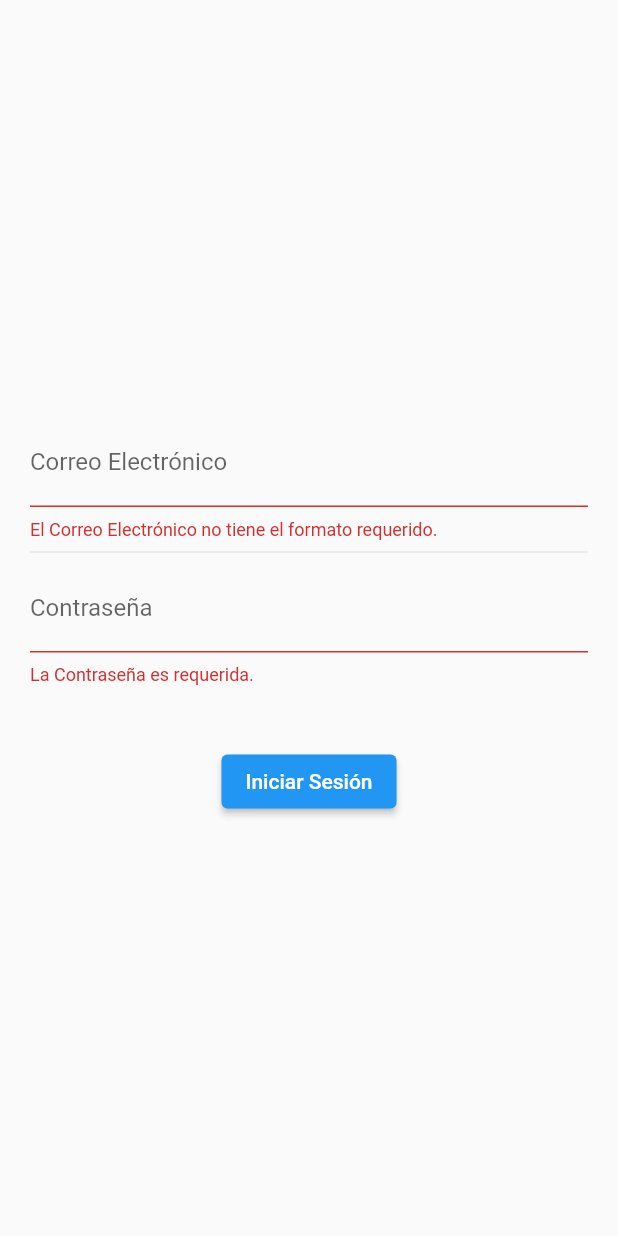
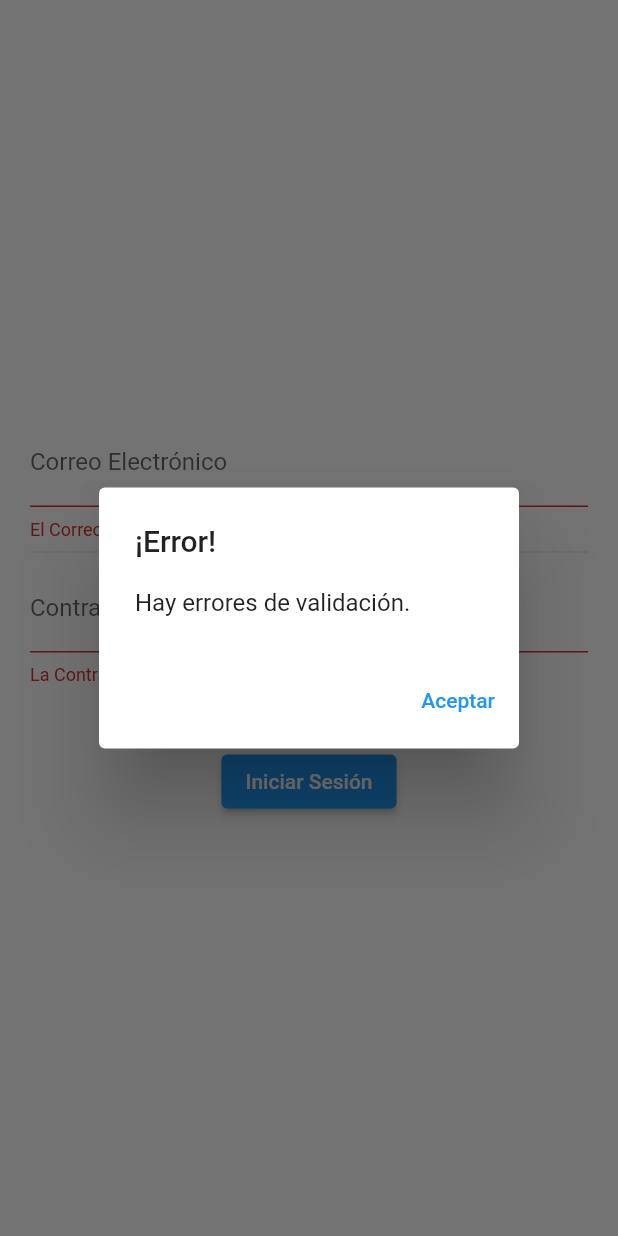
Before and after one commit to Klcod/app_justificaciones, a Flutter app: the screen it shows after launch, after a tap on "Iniciar Sesión", on a phone screen of 412 x 824 dp. Run offline on Flutter 3.47's test engine with Material 2 defaults, Android fonts, the phone set to English and light mode, and no system bars; our stand-ins replace sqflite; accounts and stored records are empty.

Commit message:
Funcionlidad de login

```diff
--- /dev/null
+++ b/justificaciones/lib/src/models/login_model.dart
@@ -0,0 +1,17 @@
+
+class LoginModel {
+  String email;
+  String password;
+
+  LoginModel({required this.email, required this.password});
+
+  factory LoginModel.fromJson(Map<String, dynamic> json) => LoginModel(
+    email: json['email'],
+    password: json['password']
+  );
+
+  Map<String, dynamic> toJson() => {
+    'email' : email,
+    'password': password
+  };
+}
--- /dev/null
+++ b/justificaciones/lib/src/models/repuesta_api.dart
@@ -0,0 +1,20 @@
+
+class RespuestaApi {
+  bool success;
+  String message;
+  dynamic helperData;
+
+  RespuestaApi({required this.success, required this.message, this.helperData });
+
+  factory RespuestaApi.fromJson(Map<String, dynamic> json) => RespuestaApi(
+    success: json['success'],
+    message: json['message'],
+    helperData: json['helper_data']
+  );
+
+  Map<String, dynamic> toJson() => {
+    'success' : success,
+    'message': message,
+    'helper_data': helperData
+  };
+}
--- a/justificaciones/lib/src/pages/login_page.dart
+++ b/justificaciones/lib/src/pages/login_page.dart
@@ -1,4 +1,8 @@
 import 'package:flutter/material.dart';
+import 'package:justificaciones/src/models/login_model.dart';
+import 'package:justificaciones/src/services/cuentas_service.dart';
+import 'package:justificaciones/src/widgets/alert_dialog_custom.dart';
+import 'package:provider/provider.dart';
 
 class LoginPage extends StatefulWidget {
   const LoginPage({super.key});
@@ -9,16 +13,16 @@ class LoginPage extends StatefulWidget {
 
 class _LoginPageState extends State<LoginPage> {
   final GlobalKey<FormState> formKey = GlobalKey<FormState>();
-  final Map<String, String> formValues = {
-    'email': '',
-    'password': ''
-  };
+  final loginModel = LoginModel(email: '', password: '');
 
   @override
   Widget build(BuildContext context) {
+    final cuentasService = Provider.of<CuentasService>(context, listen: false);
+    final isCargando = context.select((CuentasService c) => c.isCargando);
+
     return Scaffold(
       body: SafeArea(
-        child: Padding(
+        child: isCargando ? const Center(child: CircularProgressIndicator(),) : Padding(
           padding: const EdgeInsets.symmetric(vertical: 40.0, horizontal: 20.0),
           child: Form(
             autovalidateMode: AutovalidateMode.always,
@@ -28,7 +32,7 @@ class _LoginPageState extends State<LoginPage> {
               children: [
                 TextFormField(
                   decoration: const InputDecoration(label: Text('Correo Electrónico')),
-                  onChanged: (value) => formValues['email'] = value,
+                  onChanged: (value) => loginModel.email = value,
                   validator: (value) {
                     if(value == null) {
                       return 'El Correo Electrónico es requerido.';
@@ -44,11 +48,35 @@ class _LoginPageState extends State<LoginPage> {
                 const Divider(),
                 TextFormField(
                   decoration: const InputDecoration(label: Text('Contraseña')),
-                  onChanged: (value) => formValues['password'] = value,
-                  validator: (value) => value == null ? null : 'La Contraseña es requerida.',
+                  onChanged: (value) => loginModel.password = value,
+                  validator: (value) => value != null && value.isNotEmpty ? null : 'La Contraseña es requerida.',
                 ),
                 const SizedBox(height: 40.0,),
-                ElevatedButton(onPressed: (){}, child: const Text('Iniciar Sesión'))
+                ElevatedButton(onPressed: () async {
+                  final isFormularioValido = formKey.currentState?.validate() ?? false;
+
+                  if(!isFormularioValido) {
+                    showDialog(context: context,
+                      builder: ( _ ) => const AlertDialogCustom(title: '¡Error!', message: 'Hay errores de validación.'));
+                    return;
+                  }
+
+                  final respuesta = await cuentasService.iniciarSesion(loginModel);
+
+                  if(!respuesta.success) {
+                    if(context.mounted) {
+                      showDialog(context: context,
+                        builder: ( _ ) => AlertDialogCustom(title: '¡Error!', message: respuesta.message));
+                    }
+                  }
+
+                  if(context.mounted) {
+                    Navigator.pushNamed(context, 'inicio');
+                    showDialog(context: context,
+                        builder: ( _ ) => AlertDialogCustom(title: '¡Correcto!', message: respuesta.message));
+                  }
+
+                }, child: const Text('Iniciar Sesión'))
               ],
             ),
           ),
--- /dev/null
+++ b/justificaciones/lib/src/utils/sistema.dart
@@ -0,0 +1,3 @@
+class Sistema {
+  static const String urlBase = 'http://192.168.1.10:8080/justificaciones-backend/public';
+}
--- /dev/null
+++ b/justificaciones/lib/src/widgets/alert_dialog_custom.dart
@@ -0,0 +1,23 @@
+
+import 'package:flutter/material.dart';
+
+class AlertDialogCustom extends StatelessWidget {
+  final String title;
+  final String message;
+
+  const AlertDialogCustom({super.key, required this.title, required this.message});
+
+  @override
+  Widget build(BuildContext context) {
+    return AlertDialog(
+          title: Text(title),
+          content: Text(message),
+          actions: [
+            TextButton(
+              onPressed: () => Navigator.pop(context),
+              child: const Text('Aceptar')
+            )
+          ],
+    );
+  }
+}
```
Also changed, not shown: justificaciones/lib/main.dart (+12 -2 lines), justificaciones/lib/src/database/db.dart (added, +74 -0 lines), justificaciones/lib/src/models/storage_model.dart (added, +17 -0 lines), justificaciones/lib/src/pages/inicio_page.dart (+19 -1 lines), justificaciones/lib/src/services/cuentas_service.dart (added, +41 -0 lines), justificaciones/lib/src/services/storage_service.dart (added, +45 -0 lines).
